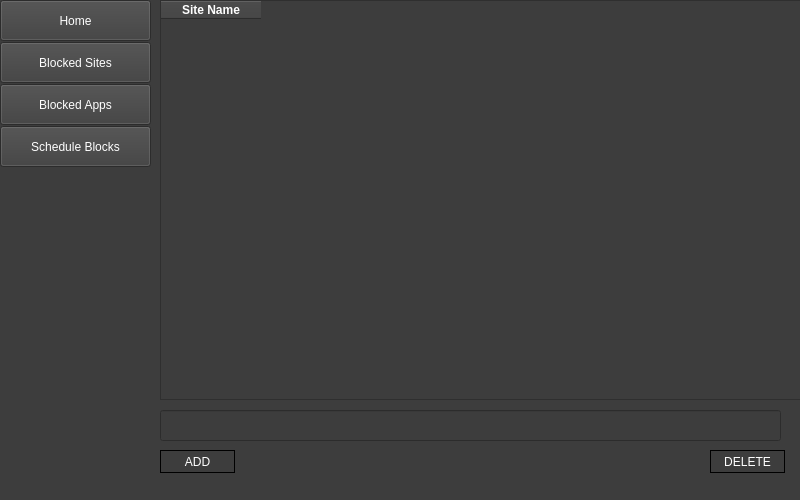
Before: the Qt Designer form ui/blockedweb.ui in HowePersonal/DistractionBlocker, drawn with Qt 5.
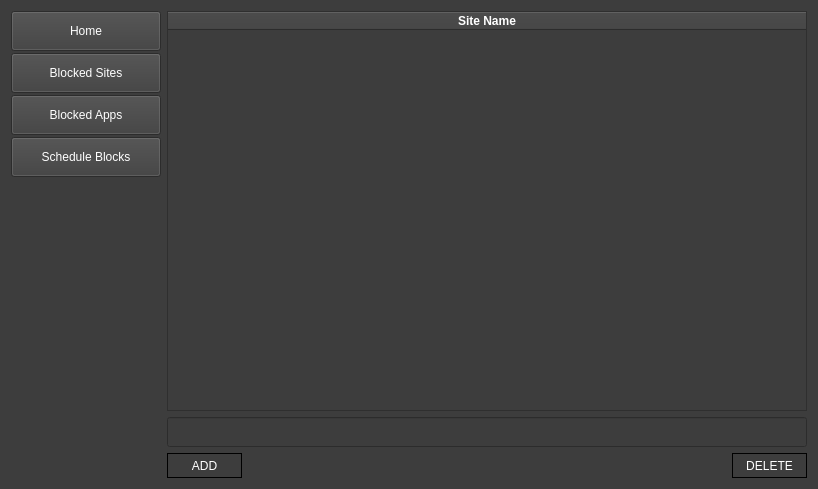
After: the same form once the commit is applied.

Commit message: Added layouts for resizing capabilities

Patch:
```diff
--- a/ui/blockedweb.ui
+++ b/ui/blockedweb.ui
@@ -6,10 +6,16 @@
    <rect>
     <x>0</x>
     <y>0</y>
-    <width>800</width>
-    <height>500</height>
+    <width>816</width>
+    <height>487</height>
    </rect>
   </property>
+  <property name="sizePolicy">
+   <sizepolicy hsizetype="Expanding" vsizetype="Expanding">
+    <horstretch>0</horstretch>
+    <verstretch>0</verstretch>
+   </sizepolicy>
+  </property>
   <property name="windowTitle">
    <string>Distraction Blocker</string>
   </property>
@@ -17,14 +23,20 @@
    <string notr="true">background-color: rgb(61,61,61);
 </string>
   </property>
+  <layout class="QGridLayout" name="gridLayout">
+   <item row="0" column="1" colspan="2">
   <widget class="QTableWidget" name="tableWidget">
-   <property name="geometry">
-    <rect>
-     <x>160</x>
-     <y>0</y>
-     <width>641</width>
+     <property name="sizePolicy">
+      <sizepolicy hsizetype="Expanding" vsizetype="Expanding">
+       <horstretch>0</horstretch>
+       <verstretch>0</verstretch>
+      </sizepolicy>
+     </property>
+     <property name="minimumSize">
+      <size>
+       <width>640</width>
      <height>400</height>
-    </rect>
+      </size>
    </property>
    <property name="autoFillBackground">
     <bool>false</bool>
@@ -46,6 +58,12 @@
    <property name="alternatingRowColors">
     <bool>false</bool>
    </property>
+     <attribute name="horizontalHeaderStretchLastSection">
+      <bool>true</bool>
+     </attribute>
+     <attribute name="verticalHeaderStretchLastSection">
+      <bool>false</bool>
+     </attribute>
    <column>
     <property name="text">
      <string>Site Name</string>
@@ -58,32 +76,28 @@
     </property>
    </column>
   </widget>
-  <widget class="QPushButton" name="btn_blockedHistory">
-   <property name="geometry">
-    <rect>
-     <x>0</x>
-     <y>42</y>
-     <width>151</width>
-     <height>41</height>
-    </rect>
-   </property>
-   <property name="styleSheet">
-    <string notr="true">color: white;
-font: 63 12pt &quot;Cascadia Mono SemiBold&quot;;
-border-bottom: 2px solid white;</string>
-   </property>
-   <property name="text">
-    <string>Blocked Sites</string>
-   </property>
-  </widget>
+   </item>
+   <item row="0" column="0">
+    <layout class="QVBoxLayout" name="verticalLayout_4">
+     <property name="spacing">
+      <number>2</number>
+     </property>
+     <property name="sizeConstraint">
+      <enum>QLayout::SetMinAndMaxSize</enum>
+     </property>
+     <item>
   <widget class="QPushButton" name="btn_home">
-   <property name="geometry">
-    <rect>
-     <x>0</x>
-     <y>0</y>
-     <width>151</width>
-     <height>41</height>
-    </rect>
+       <property name="minimumSize">
+        <size>
+         <width>150</width>
+         <height>40</height>
+        </size>
+       </property>
+       <property name="maximumSize">
+        <size>
+         <width>150</width>
+         <height>16777215</height>
+        </size>
    </property>
    <property name="styleSheet">
     <string notr="true">color: white;
@@ -94,64 +108,44 @@
     <string>Home</string>
    </property>
   </widget>
-  <widget class="QPushButton" name="btn_add">
-   <property name="geometry">
-    <rect>
-     <x>160</x>
-     <y>450</y>
-     <width>75</width>
-     <height>23</height>
-    </rect>
-   </property>
-   <property name="styleSheet">
-    <string notr="true">color: white;
-font: 75 10pt &quot;MS Shell Dlg 2&quot;;
-border: 1px solid black;</string>
-   </property>
-   <property name="text">
-    <string>ADD</string>
-   </property>
-  </widget>
-  <widget class="QPushButton" name="btn_delete">
-   <property name="geometry">
-    <rect>
-     <x>710</x>
-     <y>450</y>
-     <width>75</width>
-     <height>23</height>
-    </rect>
-   </property>
+     </item>
+     <item>
+      <widget class="QPushButton" name="btn_blockedHistory">
+       <property name="minimumSize">
+        <size>
+         <width>150</width>
+         <height>40</height>
+        </size>
+       </property>
+       <property name="maximumSize">
+        <size>
+         <width>150</width>
+         <height>16777215</height>
+        </size>
+       </property>
    <property name="styleSheet">
     <string notr="true">color: white;
-font: 75 10pt &quot;MS Shell Dlg 2&quot;;
-border: 1px solid black;</string>
+font: 63 12pt &quot;Cascadia Mono SemiBold&quot;;
+border-bottom: 2px solid white;</string>
    </property>
    <property name="text">
-    <string>DELETE</string>
-   </property>
-  </widget>
-  <widget class="QLineEdit" name="blockSiteTextBox">
-   <property name="geometry">
-    <rect>
-     <x>160</x>
-     <y>410</y>
-     <width>621</width>
-     <height>31</height>
-    </rect>
-   </property>
-   <property name="styleSheet">
-    <string notr="true">color: white;
-</string>
-   </property>
-  </widget>
+        <string>Blocked Sites</string>
+       </property>
+      </widget>
+     </item>
+     <item>
   <widget class="QPushButton" name="btn_blockedApps">
-   <property name="geometry">
-    <rect>
-     <x>0</x>
-     <y>84</y>
-     <width>151</width>
-     <height>41</height>
-    </rect>
+       <property name="minimumSize">
+        <size>
+         <width>150</width>
+         <height>40</height>
+        </size>
+       </property>
+       <property name="maximumSize">
+        <size>
+         <width>150</width>
+         <height>16777215</height>
+        </size>
    </property>
    <property name="styleSheet">
     <string notr="true">color: white;
@@ -162,14 +156,20 @@
     <string>Blocked Apps</string>
    </property>
   </widget>
+     </item>
+     <item>
   <widget class="QPushButton" name="btn_scheduleBlocks">
-   <property name="geometry">
-    <rect>
-     <x>0</x>
-     <y>126</y>
-     <width>151</width>
-     <height>41</height>
-    </rect>
+       <property name="minimumSize">
+        <size>
+         <width>150</width>
+         <height>40</height>
+        </size>
+       </property>
+       <property name="maximumSize">
+        <size>
+         <width>150</width>
+         <height>16777215</height>
+        </size>
    </property>
    <property name="styleSheet">
     <string notr="true">color: white;
@@ -180,6 +180,108 @@
     <string>Schedule Blocks</string>
    </property>
   </widget>
+     </item>
+     <item>
+      <spacer name="verticalSpacer">
+       <property name="orientation">
+        <enum>Qt::Vertical</enum>
+       </property>
+       <property name="sizeHint" stdset="0">
+        <size>
+         <width>150</width>
+         <height>20</height>
+        </size>
+       </property>
+      </spacer>
+     </item>
+    </layout>
+   </item>
+   <item row="1" column="1" colspan="2">
+    <widget class="QLineEdit" name="blockSiteTextBox">
+     <property name="sizePolicy">
+      <sizepolicy hsizetype="Expanding" vsizetype="Fixed">
+       <horstretch>1</horstretch>
+       <verstretch>0</verstretch>
+      </sizepolicy>
+     </property>
+     <property name="minimumSize">
+      <size>
+       <width>0</width>
+       <height>30</height>
+      </size>
+     </property>
+     <property name="styleSheet">
+      <string notr="true">color: white;
+</string>
+     </property>
+    </widget>
+   </item>
+   <item row="2" column="1" rowspan="2" colspan="2">
+    <layout class="QHBoxLayout" name="horizontalLayout_2">
+     <item>
+      <widget class="QPushButton" name="btn_add">
+       <property name="sizePolicy">
+        <sizepolicy hsizetype="Fixed" vsizetype="Fixed">
+         <horstretch>0</horstretch>
+         <verstretch>0</verstretch>
+        </sizepolicy>
+       </property>
+       <property name="minimumSize">
+        <size>
+         <width>75</width>
+         <height>25</height>
+        </size>
+       </property>
+       <property name="styleSheet">
+        <string notr="true">color: white;
+font: 75 10pt &quot;MS Shell Dlg 2&quot;;
+border: 1px solid black;</string>
+       </property>
+       <property name="text">
+        <string>ADD</string>
+       </property>
+      </widget>
+     </item>
+     <item>
+      <spacer name="horizontalSpacer">
+       <property name="orientation">
+        <enum>Qt::Horizontal</enum>
+       </property>
+       <property name="sizeHint" stdset="0">
+        <size>
+         <width>40</width>
+         <height>20</height>
+        </size>
+       </property>
+      </spacer>
+     </item>
+     <item>
+      <widget class="QPushButton" name="btn_delete">
+       <property name="sizePolicy">
+        <sizepolicy hsizetype="Fixed" vsizetype="Fixed">
+         <horstretch>0</horstretch>
+         <verstretch>0</verstretch>
+        </sizepolicy>
+       </property>
+       <property name="minimumSize">
+        <size>
+         <width>75</width>
+         <height>25</height>
+        </size>
+       </property>
+       <property name="styleSheet">
+        <string notr="true">color: white;
+font: 75 10pt &quot;MS Shell Dlg 2&quot;;
+border: 1px solid black;</string>
+       </property>
+       <property name="text">
+        <string>DELETE</string>
+       </property>
+      </widget>
+     </item>
+    </layout>
+   </item>
+  </layout>
  </widget>
  <resources/>
  <connections/>
```
Left out of the diff: 1 changed line with no effect on the pictures. Lines whose indentation alone changed are shown as unchanged. The commit also changes 6 other files.
